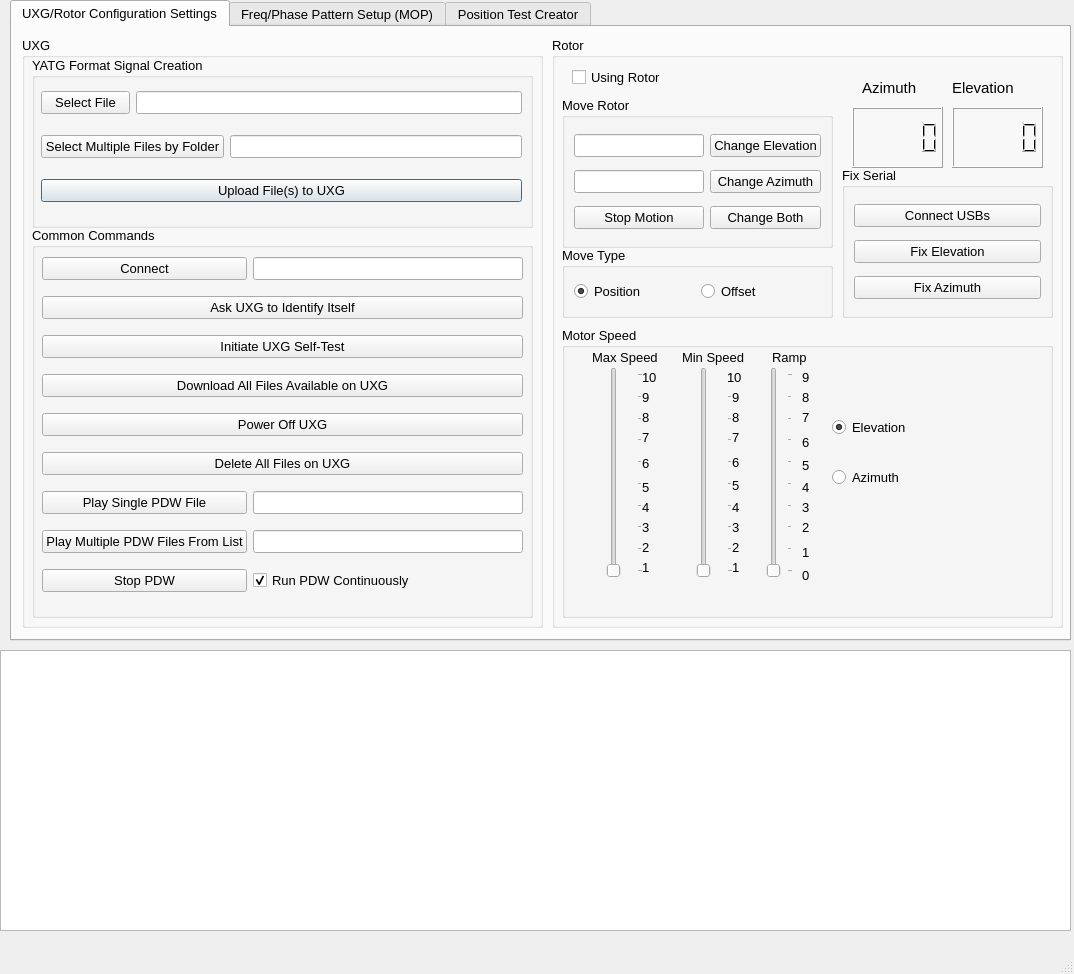
Above: UXG/mainwindow.ui from jonk4m/UXG before the change. Below: the same form after it.
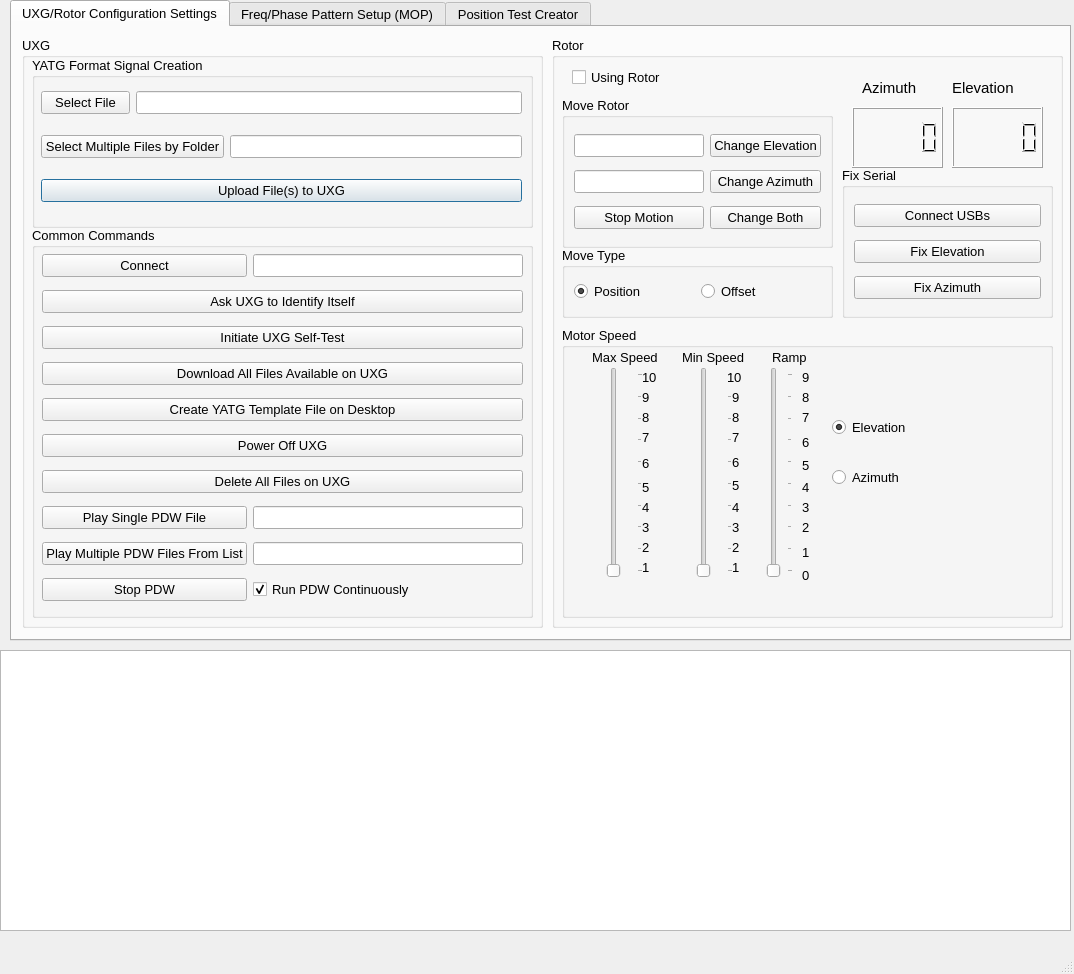
That is the form after the change.

What changed in the file:
```diff
--- a/UXG/mainwindow.ui
+++ b/UXG/mainwindow.ui
@@ -181,12 +181,22 @@
          </rect>
         </property>
         <layout class="QGridLayout" name="gridLayout_2">
-         <item row="6" column="1">
-          <widget class="QLineEdit" name="pdwNameLineEdit">
+         <item row="7" column="0">
+          <widget class="QPushButton" name="playPDWPushButton">
            <property name="font">
             <font>
              <pointsize>10</pointsize>
             </font>
+           </property>
+           <property name="text">
+            <string>Play Single PDW File</string>
+           </property>
+          </widget>
+         </item>
+         <item row="8" column="0">
+          <widget class="QPushButton" name="play_multiple_pdws_push_button">
+           <property name="text">
+            <string>Play Multiple PDW Files From List</string>
            </property>
           </widget>
          </item>
@@ -199,31 +209,52 @@
            </property>
           </widget>
          </item>
-         <item row="8" column="0">
-          <widget class="QPushButton" name="stopPDWPushButton">
-           <property name="font">
-            <font>
-             <pointsize>10</pointsize>
-            </font>
-           </property>
-           <property name="text">
-            <string>Stop PDW</string>
-           </property>
-          </widget>
-         </item>
-         <item row="0" column="0">
-          <widget class="QPushButton" name="pushButton">
-           <property name="font">
-            <font>
-             <pointsize>10</pointsize>
-            </font>
-           </property>
-           <property name="text">
-            <string>Connect</string>
-           </property>
-          </widget>
-         </item>
          <item row="5" column="0" colspan="2">
+          <widget class="QPushButton" name="power_off_uxg_push_button">
+           <property name="font">
+            <font>
+             <pointsize>10</pointsize>
+            </font>
+           </property>
+           <property name="text">
+            <string>Power Off UXG</string>
+           </property>
+          </widget>
+         </item>
+         <item row="7" column="1">
+          <widget class="QLineEdit" name="pdwNameLineEdit">
+           <property name="font">
+            <font>
+             <pointsize>10</pointsize>
+            </font>
+           </property>
+          </widget>
+         </item>
+         <item row="3" column="0" colspan="2">
+          <widget class="QPushButton" name="download_all_files_from_uxg_push_button_2">
+           <property name="font">
+            <font>
+             <pointsize>10</pointsize>
+            </font>
+           </property>
+           <property name="text">
+            <string>Download All Files Available on UXG</string>
+           </property>
+          </widget>
+         </item>
+         <item row="1" column="0" colspan="2">
+          <widget class="QPushButton" name="pushButton_2">
+           <property name="font">
+            <font>
+             <pointsize>10</pointsize>
+            </font>
+           </property>
+           <property name="text">
+            <string>Ask UXG to Identify Itself</string>
+           </property>
+          </widget>
+         </item>
+         <item row="6" column="0" colspan="2">
           <widget class="QPushButton" name="delete_all_files_on_uxg_push_button">
            <property name="font">
             <font>
@@ -235,7 +266,22 @@
            </property>
           </widget>
          </item>
+         <item row="2" column="0" colspan="2">
+          <widget class="QPushButton" name="initiate_uxg_self_test_push_button">
+           <property name="font">
+            <font>
+             <pointsize>10</pointsize>
+            </font>
+           </property>
+           <property name="text">
+            <string>Initiate UXG Self-Test</string>
+           </property>
+          </widget>
+         </item>
          <item row="8" column="1">
+          <widget class="QLineEdit" name="play_multiple_pdws_line_edit"/>
+         </item>
+         <item row="9" column="1">
           <widget class="QCheckBox" name="continuousPDWCheckBox">
            <property name="font">
             <font>
@@ -250,76 +296,37 @@
            </property>
           </widget>
          </item>
-         <item row="1" column="0" colspan="2">
-          <widget class="QPushButton" name="pushButton_2">
+         <item row="9" column="0">
+          <widget class="QPushButton" name="stopPDWPushButton">
            <property name="font">
             <font>
              <pointsize>10</pointsize>
             </font>
            </property>
            <property name="text">
-            <string>Ask UXG to Identify Itself</string>
+            <string>Stop PDW</string>
            </property>
           </widget>
          </item>
-         <item row="3" column="0" colspan="2">
-          <widget class="QPushButton" name="download_all_files_from_uxg_push_button_2">
+         <item row="0" column="0">
+          <widget class="QPushButton" name="pushButton">
            <property name="font">
             <font>
              <pointsize>10</pointsize>
             </font>
            </property>
            <property name="text">
-            <string>Download All Files Available on UXG</string>
-           </property>
-          </widget>
-         </item>
-         <item row="2" column="0" colspan="2">
-          <widget class="QPushButton" name="initiate_uxg_self_test_push_button">
-           <property name="font">
-            <font>
-             <pointsize>10</pointsize>
-            </font>
-           </property>
-           <property name="text">
-            <string>Initiate UXG Self-Test</string>
-           </property>
-          </widget>
-         </item>
-         <item row="6" column="0">
-          <widget class="QPushButton" name="playPDWPushButton">
-           <property name="font">
-            <font>
-             <pointsize>10</pointsize>
-            </font>
-           </property>
-           <property name="text">
-            <string>Play Single PDW File</string>
+            <string>Connect</string>
            </property>
           </widget>
          </item>
          <item row="4" column="0" colspan="2">
-          <widget class="QPushButton" name="power_off_uxg_push_button">
-           <property name="font">
-            <font>
-             <pointsize>10</pointsize>
-            </font>
-           </property>
+          <widget class="QPushButton" name="create_yatg_template_file_pushbutton">
            <property name="text">
-            <string>Power Off UXG</string>
+            <string>Create YATG Template File on Desktop</string>
            </property>
           </widget>
          </item>
-         <item row="7" column="0">
-          <widget class="QPushButton" name="play_multiple_pdws_push_button">
-           <property name="text">
-            <string>Play Multiple PDW Files From List</string>
-           </property>
-          </widget>
-         </item>
-         <item row="7" column="1">
-          <widget class="QLineEdit" name="play_multiple_pdws_line_edit"/>
-         </item>
         </layout>
        </widget>
       </widget>
```
